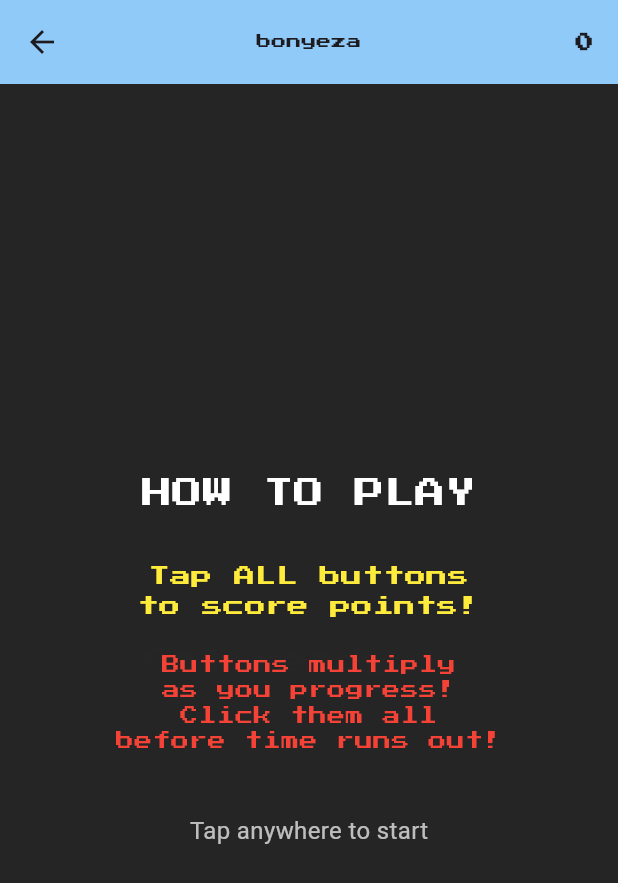
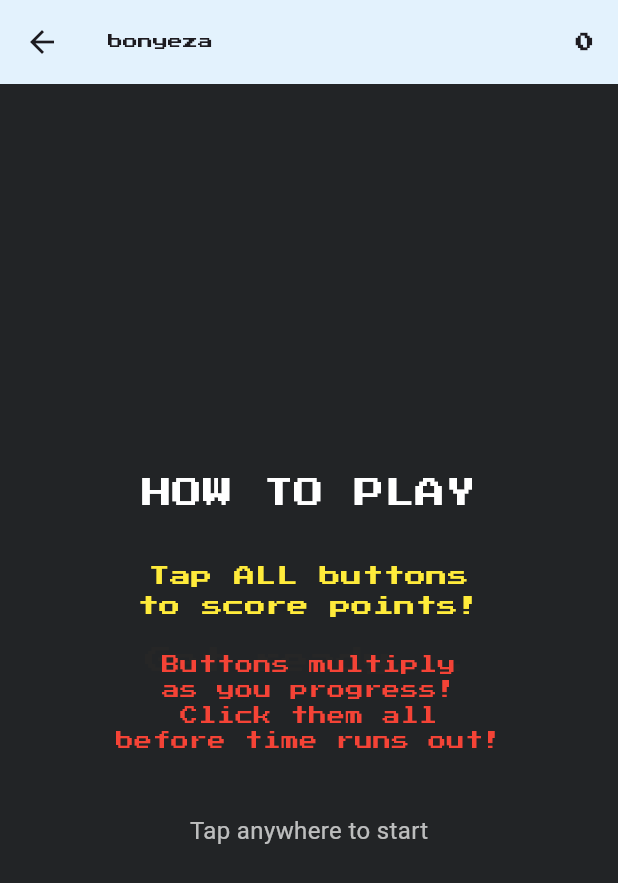
Before and after one commit to katana-tumaini/bonyeza, a Flutter app: the GameScreen screen opened directly, on a phone screen of 412 x 824 dp. Shown: the top 883 px of the screen. Run offline on Flutter 3.47's test engine with Material 3 defaults, Android fonts, the phone set to English and light mode, and no system bars; our stand-ins replace animated_text_kit.

Commit message:
dynamic color change and app bar modification

```diff
--- a/lib/game_screen.dart
+++ b/lib/game_screen.dart
@@ -36,6 +36,24 @@ class _GameScreenState extends State<GameScreen> {
   // Store screen constraints for button positioning
   Size _screenSize = Size.zero;
 
+  // Background color state
+  Color _backgroundColor = Colors.blue[50]!;
+
+  // List of background colors to cycle through on game over
+  final List<Color> _gameOverColors = [
+    Colors.red[50]!,
+    Colors.orange[50]!,
+    Colors.yellow[50]!,
+    Colors.green[50]!,
+    Colors.teal[50]!,
+    Colors.purple[50]!,
+    Colors.pink[50]!,
+    Colors.grey[200]!,
+  ];
+
+  // Current color index for game over
+  int _colorIndex = 0;
+
   void _buttonPressed(int buttonIndex) {
     gameLogic.clickButton(buttonIndex);
     setState(() {});
@@ -72,6 +90,9 @@ class _GameScreenState extends State<GameScreen> {
       _showHint = false;
       _gameStarted = true;
       _gameOver = false;
+      if (gameLogic.score == 0) {
+        _backgroundColor = Colors.blue[50]!;
+      }
       _startButtonTimer();
     });
   }
@@ -110,6 +131,9 @@ class _GameScreenState extends State<GameScreen> {
     setState(() {
       _gameOver = true;
       _buttonTimer?.cancel();
+      // Change background color on game over (will be applied when they restart)
+      _backgroundColor = _gameOverColors[_colorIndex];
+      _colorIndex = (_colorIndex + 1) % _gameOverColors.length;
     });
   }
 
@@ -120,14 +144,27 @@ class _GameScreenState extends State<GameScreen> {
     super.dispose();
   }
 
+  String _getColorName(Color color) {
+    if (color == Colors.red[50]) return 'Red';
+    if (color == Colors.orange[50]) return 'Orange';
+    if (color == Colors.yellow[50]) return 'Yellow';
+    if (color == Colors.green[50]) return 'Green';
+    if (color == Colors.teal[50]) return 'Teal';
+    if (color == Colors.purple[50]) return 'Purple';
+    if (color == Colors.pink[50]) return 'Pink';
+    if (color == Colors.grey[200]) return 'Grey';
+    return 'Blue';
+  }
+
   @override
   Widget build(BuildContext context) {
     return Scaffold(
+      backgroundColor: _backgroundColor,
       appBar: AppBar(
-        backgroundColor: Colors.blue[200],
+        backgroundColor: Colors.transparent,
 
         title: Row(
-          mainAxisSize: MainAxisSize.min,
+          mainAxisAlignment: MainAxisAlignment.spaceBetween,
           children: [
             const Text(
               'bonyeza',
@@ -136,8 +173,7 @@ class _GameScreenState extends State<GameScreen> {
                 fontSize: 10,
               ),
             ),
-            if (_gameStarted && !_gameOver) ...[
-              const SizedBox(width: 6),
+            if (_gameStarted && !_gameOver)
               Text(
                 '${(_remainingTime / 1000).toStringAsFixed(1)}s',
                 style: const TextStyle(
@@ -146,36 +182,31 @@ class _GameScreenState extends State<GameScreen> {
                   color: Colors.red,
                   fontWeight: FontWeight.bold,
                 ),
-              ),
-            ],
-          ],
-        ),
-
-        centerTitle: true,
-
-        actions: [
+              )
+            else
+              const SizedBox.shrink(),
+            Row(
+              children: [
                 if (_gameStarted && !_gameOver && gameLogic.buttonClicked.isNotEmpty)
                   Padding(
-              padding: const EdgeInsets.only(right: 12.0),
-              child: Center(
+                    padding: const EdgeInsets.only(right: 10.0),
                     child: Text(
                       '${gameLogic.getClickedCount()}/${gameLogic.buttonClicked.length}',
                       style: const TextStyle(
                         fontFamily: 'PressStart',
                         fontSize: 10,
-                    color: Colors.orange,
+                        color: Colors.green,
                         fontWeight: FontWeight.bold,
                       ),
                     ),
                   ),
-            ),
-          Padding(
-            padding: const EdgeInsets.only(right: 16.0),
-            child: Center(
-              child: Counter(count: gameLogic.score),
-            ),
+                Counter(count: gameLogic.score),
+              ],
             ),
           ],
+        ),
+
+        centerTitle: false,
       ),
 
       body: LayoutBuilder(
@@ -313,7 +344,7 @@ class _GameScreenState extends State<GameScreen> {
                 width: double.infinity,
                 height: double.infinity,
 
-                color: Colors.black.withOpacity(0.85),
+                color: Colors.black.withOpacity(0.7),
 
                 child: Center(
                   child: Column(
@@ -342,6 +373,7 @@ class _GameScreenState extends State<GameScreen> {
 
                       const SizedBox(height: 40),
 
+
                       const Text(
                         'Tap anywhere to restart',
                         style: TextStyle(
```
Lines whose indentation alone changed are shown as unchanged.
